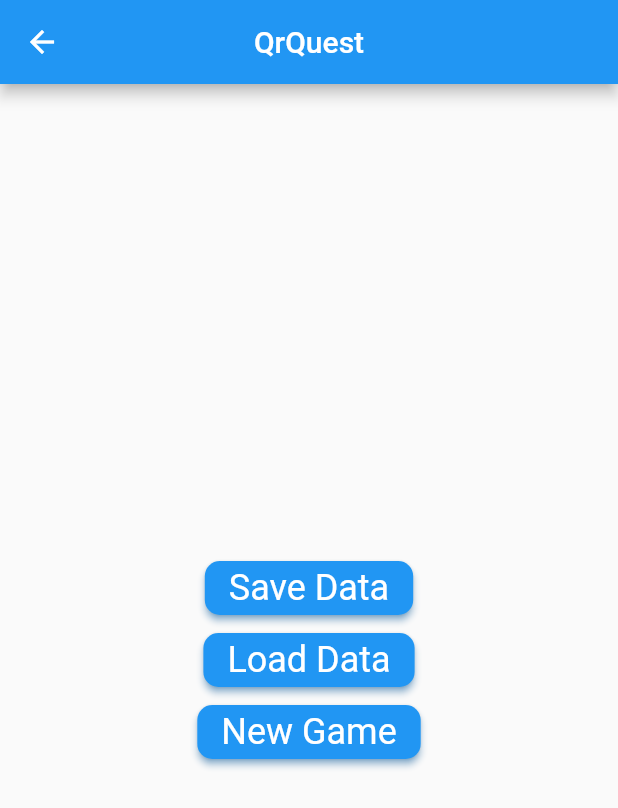
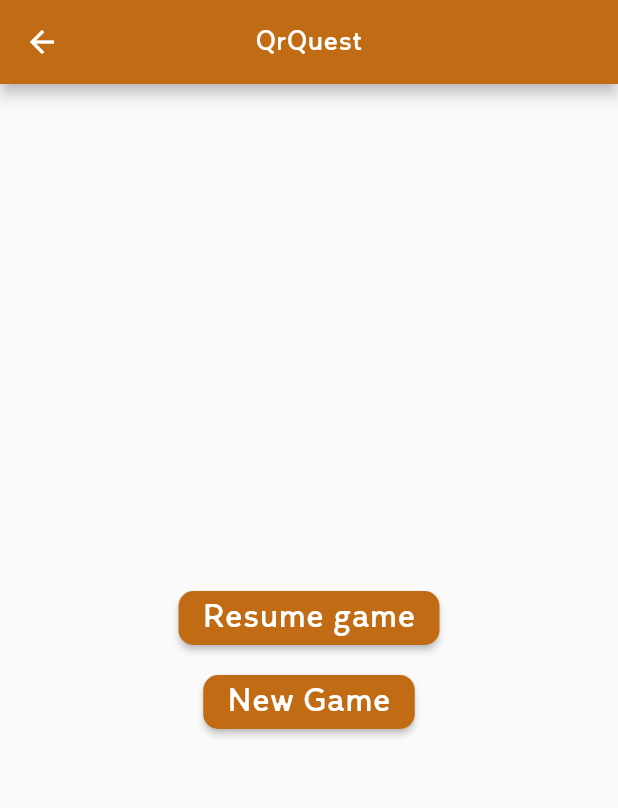
Before and after one commit to dimashimko/qr_game, a Flutter app: the TitleScreen screen opened directly, after a tap on "QrQuest", on a phone screen of 412 x 824 dp. Shown: the top 808 px of the screen. Run offline on Flutter 3.47's test engine with Material 2 defaults, Android fonts, the phone set to English and light mode, and no system bars; our stand-ins replace shared_preferences; missing offline and left inert: qr_code_scanner; accounts and stored records are empty.

Commit message:
changed colors and fonts

```diff
--- a/lib/main.dart
+++ b/lib/main.dart
@@ -1,4 +1,5 @@
 import 'package:flutter/material.dart';
+import 'package:qr_game/screens/QrQuest/01_SettingScreen.dart';
 import 'screens/TitleScreen.dart';
 import 'theme/mainTheme.dart';
 
@@ -6,7 +7,8 @@ void main() {
   runApp(MaterialApp(
     title: 'Returned Pass Data',
     theme: myMainTheme,
-    home: TitleScreen(),
+    // home: TitleScreen(),
+    home: SettingScreen(),
   ));
 }
 
--- a/lib/screens/QrQuest/01_ListOfQrScreen.dart
+++ b/lib/screens/QrQuest/01_ListOfQrScreen.dart
@@ -1,6 +1,9 @@
+import 'dart:convert';
+
 import 'package:flutter/material.dart';
 import 'package:qr_game/models/QrGame.dart';
 import 'package:qr_game/screens/ScannerScreen.dart';
+import 'package:qr_game/utilities/save_load_Data.dart';
 import 'package:qr_game/widgets/qrItem.dart';
 
 class ListOfQrScreen extends StatefulWidget {
@@ -66,19 +69,30 @@ class _ListOfQrScreenState extends State<ListOfQrScreen> // for to redraw items
     int number = int.tryParse(result) ?? -1;
 
     setState(() {
-      if (number == widget.game.list[index].number)
+      if (number == widget.game.list[index].number) {
         widget.game.list[index].isFound = true;
+        saveData('qq', json.encode(widget.game));
+      }
     });
   }
 
 
+/*  @protected
+  void didUpdateWidget(Home oldWidget) {
+    super.didUpdateWidget(oldWidget);
+  }*/
 
-
-
+  @override
+  void didChangeAppLifecycleState(AppLifecycleState state) {
+    print('state = $state');
+    print('************ didChangeAppLifecycleState ************');
+  }
 
   @override
   void didChangeMetrics() {
     setState(() {});
+    print('************ didChangeMetrics ************');
+
     // This will be triggered by changes in orientation.
   }
 
@@ -90,24 +104,30 @@ class _ListOfQrScreenState extends State<ListOfQrScreen> // for to redraw items
   }
 
   @override
-  void didChangeDependencies () {
-    super.didChangeDependencies ();
+  void didChangeDependencies() {
+    super.didChangeDependencies();
     // WidgetsBinding.instance.addObserver(this);
     print('************ didChangeDependencies  ************');
   }
 
   @override
-  void deactivate(){
+  void deactivate() {
+    saveData('qq', json.encode(widget.game));
+
     super.deactivate();
     print('************ deactivate ************');
   }
 
-
   @override
   void dispose() {
+    saveData('qq', json.encode(widget.game));
+
     // WidgetsBinding.instance.removeObserver(this);
     super.dispose();
     print('************ dispose ************');
-
   }
 }
+
+void didChangeAppLifecycleState(AppLifecycleState state) {
+  print('hihihi');
+}
--- a/lib/screens/QrQuest/01_QrQuest.dart
+++ /dev/null
@@ -1,40 +0,0 @@
-import 'package:flutter/material.dart';
-import 'package:qr_game/utilities/saveData.dart';
-
-import '01_SettingScreen.dart';
-
-class QrQuest extends StatefulWidget {
-  @override
-  _QrQuestState createState() => _QrQuestState();
-}
-
-class _QrQuestState extends State<QrQuest> {
-  @override
-  Widget build(BuildContext context) {
-    return Scaffold(
-      appBar: AppBar(
-        title: Text('QrQuest'),
-        centerTitle: true,
-      ),
-      body: Center(
-        child: Column(
-            mainAxisAlignment: MainAxisAlignment.center,
-            children: <Widget>[
-              ElevatedButton(onPressed: () {saveData('qq', 'dima');}, child: Text('Save Data')),
-              ElevatedButton(onPressed: () {loadData('qq');}, child: Text('Load Data')),
-              ElevatedButton(
-                  onPressed: () {
-                    _goToSettingScreen(context);
-                  },
-                  child: Text('New Game')),
-            ]),
-      ),
-    );
-  }
-
-  void _goToSettingScreen(BuildContext context) async {
-    Route routeToSettingScreen =
-        MaterialPageRoute(builder: (context) => SettingScreen());
-    Navigator.push(context, routeToSettingScreen);
-  }
-}
--- /dev/null
+++ b/lib/screens/QrQuest/01_QrQuestMenuScreen.dart
@@ -0,0 +1,76 @@
+import 'dart:convert';
+
+import 'package:flutter/material.dart';
+import 'package:qr_game/models/QrGame.dart';
+import 'package:qr_game/utilities/save_load_Data.dart';
+
+import '01_ListOfQrScreen.dart';
+import '01_SettingScreen.dart';
+
+class QrQuestMenuScreen extends StatefulWidget {
+  @override
+  _QrQuestMenuScreenState createState() => _QrQuestMenuScreenState();
+}
+
+class _QrQuestMenuScreenState extends State<QrQuestMenuScreen> {
+  @override
+  Widget build(BuildContext context) {
+    return Scaffold(
+      appBar: AppBar(
+        title: Text('QrQuest'),
+        centerTitle: true,
+      ),
+      body: Center(
+        child: Column(
+            mainAxisAlignment: MainAxisAlignment.center,
+            children: <Widget>[
+/*              ElevatedButton(
+                  onPressed: () {
+                    saveData('qq',
+                        '{"quantity":3,"range":10,"list":[{"number":9,"isFound":false},{"number":8,"isFound":true},{"number":7,"isFound":false}]}');
+                  },
+                  child: Text('Save Data1')),
+              ElevatedButton(
+                  onPressed: () {
+                    saveData('qq',
+                        '{"quantity":3,"range":10,"list":[{"number":6,"isFound":true},{"number":5,"isFound":false},{"number":4,"isFound":true}]}');
+                  },
+                  child: Text('Save Data2')),*/
+              ElevatedButton(
+                  onPressed: () {
+                    // loadData('qq');
+                    _resumeGame(context);
+                  },
+                  child: Text('Resume game')),
+              SizedBox(height: 8),
+              ElevatedButton(
+                  onPressed: () {
+                    _goToSettingScreen(context);
+                  },
+                  child: Text('New Game')),
+            ]),
+      ),
+    );
+  }
+
+  void _goToSettingScreen(BuildContext context) async {
+    Route routeToSettingScreen =
+        MaterialPageRoute(builder: (context) => SettingScreen());
+    Navigator.push(context, routeToSettingScreen);
+  }
+
+  void _resumeGame(BuildContext context) async {
+    String s = 'www';
+
+    var gameStr = await loadData('qq');
+
+/*    QrGame game = QrGame.fromJson(json.decode(
+        '{"quantity":3,"range":10,"list":[{"number":1,"isFound":false},{"number":2,"isFound":true},{"number":3,"isFound":false}]}'));*/
+
+    QrGame game = QrGame.fromJson(json.decode(gameStr));
+
+    Route routeToListOfQr =
+        MaterialPageRoute(builder: (context) => ListOfQrScreen(game));
+    Navigator.push(context, routeToListOfQr);
+  }
+}
--- a/lib/screens/TitleScreen.dart
+++ b/lib/screens/TitleScreen.dart
@@ -1,5 +1,5 @@
 import 'package:flutter/material.dart';
-import 'QrQuest/01_QrQuest.dart';
+import 'QrQuest/01_QrQuestMenuScreen.dart';
 import 'QrQuest/01_SettingScreen.dart';
 
 class TitleScreen extends StatefulWidget {
@@ -79,7 +79,7 @@ class _TitleScreenState extends State<TitleScreen> {
 
   // 01 QrQuest
   void _goToQrQuest(BuildContext context) async {
-    Route routeToQrQuest = MaterialPageRoute(builder: (context) => QrQuest());
+    Route routeToQrQuest = MaterialPageRoute(builder: (context) => QrQuestMenuScreen());
     Navigator.push(context, routeToQrQuest);
   }
 }
--- a/lib/utilities/saveData.dart
+++ b/lib/utilities/save_load_Data.dart
@@ -20,7 +20,6 @@ Future<Null> saveData(String nameGame, String data) async{
 Future<String> loadData(String nameGame) async {
   SharedPreferences _prefs = await SharedPreferences.getInstance();
 
-
   String? s = _prefs.getString(nameGame);
   if (s == null) {
     s='not available';
```
Also changed, not shown: lib/models/QrCode.dart (deleted, +0 -9 lines), lib/models/QrGame.dart (+47 -20 lines), lib/theme/mainTheme.dart (+52 -2 lines), lib/widgets/qrItem.dart (+5 -3 lines), pubspec.yaml (+9 -3 lines), asset/fonts/Leto.otf (added), asset/images/qrQuestion.png (renamed from assets/images/qrQuestion.png), lib/utilities/QrGame.g.dart (added), pubspec.lock.
